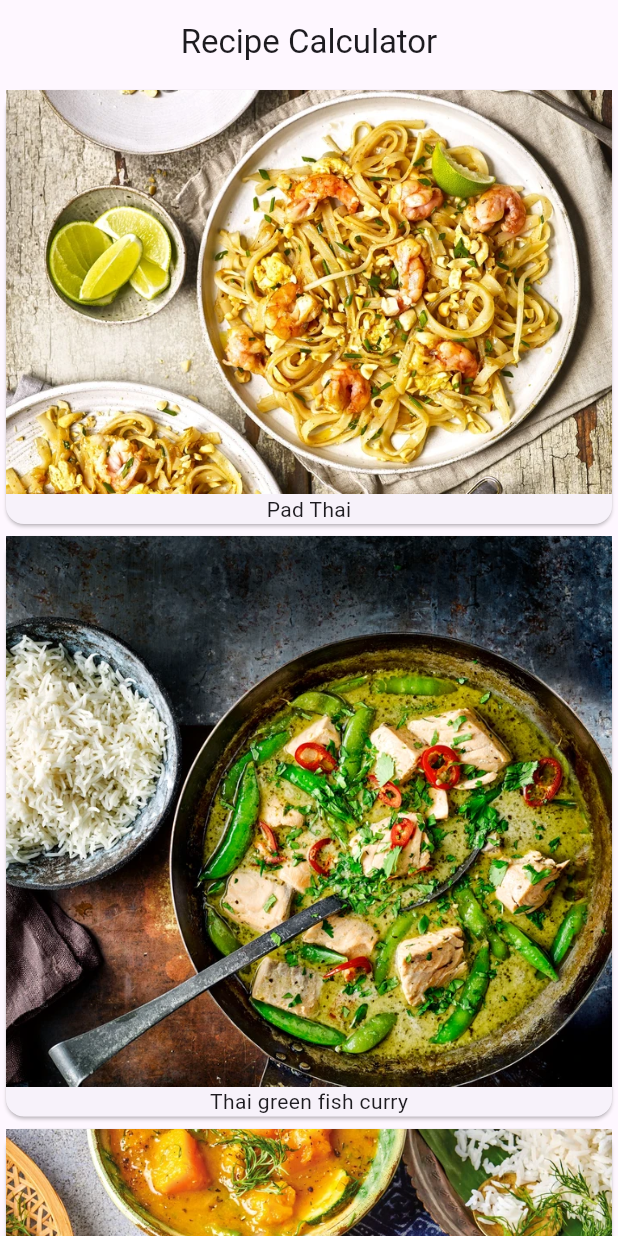
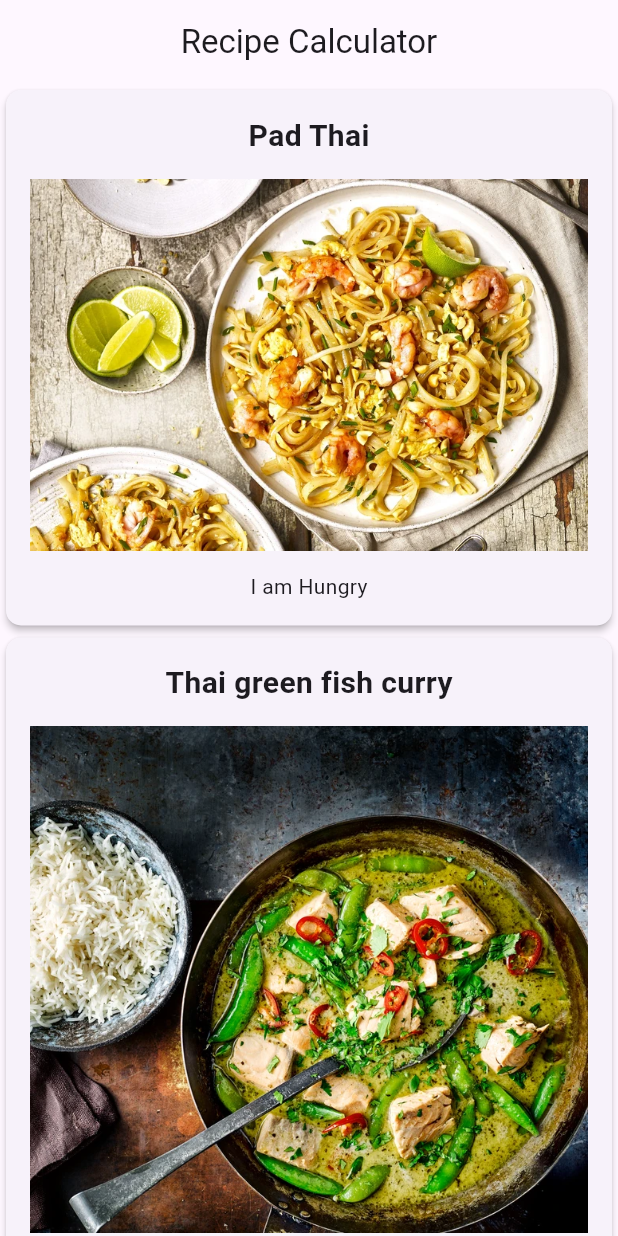
Before and after one commit to iamchot/recipes, a Flutter app: the screen it shows after launch, on a phone screen of 412 x 824 dp. Run offline on Flutter 3.47's test engine with Material 3 defaults, Android fonts, the phone set to English and light mode, and no system bars; Roboto replaces fonts that are missing (Palatino).

Commit message:
Update ListView

```diff
--- a/lib/Model/recipe.dart
+++ b/lib/Model/recipe.dart
@@ -1,12 +1,12 @@
 class Recipe {
   final String imgUrl; // URL/path for the image asset
   final String imgLabel; // Label for the image
-
-  Recipe(this.imgUrl, this.imgLabel);
+  final String description; // Description of the recipe
+  Recipe(this.imgUrl, this.imgLabel , [this.description = 'Delicious recipe']);
 
   static List<Recipe> samples = [
-    Recipe('assets/images/Pad Thai.webp', 'Pad Thai'),
-    Recipe('assets/images/Thai green fish curry.webp', 'Thai green fish curry'),
-    Recipe('assets/images/Thai pumpkin curry.webp', 'Thai pumpkin curry'),
+    Recipe('assets/images/Pad Thai.webp', 'Pad Thai', 'A classic Thai noodle dish with a perfect balance of sweet, sour, and savory flavors.'),
+    Recipe('assets/images/Thai green fish curry.webp', 'Thai green fish curry', 'A spicy and aromatic curry made with fresh green chilies, coconut milk, and tender fish pieces.'),
+    Recipe('assets/images/Thai pumpkin curry.webp', 'Thai pumpkin curry', 'A creamy and mildly spiced curry featuring pumpkin, coconut milk, and traditional Thai herbs.'),
   ];
 }
--- a/lib/main.dart
+++ b/lib/main.dart
@@ -1,4 +1,5 @@
 import 'package:flutter/material.dart';
+import 'package:receipes/recipe_detail.dart';
 import 'Model/recipe.dart';
 
 void main() {
@@ -47,12 +48,24 @@ class _MyHomePageState extends State<MyHomePage> {
   Widget build(BuildContext context) {
     return Scaffold(
       appBar: AppBar(title: Text(widget.title)),
-      body: SafeArea(child: Container(
+      body: SafeArea(
+          child: Container(
         child: ListView.builder(
           itemBuilder: (BuildContext context, int index) {
-              return buildRecipeCard(Recipe.samples[index]);
+            return GestureDetector(
+              onTap: () {
+                print('You tapped on ${Recipe.samples[index].imgLabel}');
+                Navigator.push(
+                  context,
+                  MaterialPageRoute(builder: (context) {
+                    return RecipeDetail(recipe: Recipe.samples[index],);
+                  }),
+                );
+              },
+              child: buildRecipeCard(Recipe.samples[index]),
+            );
           },
-          itemCount: Recipe.samples.length
+          itemCount: Recipe.samples.length,
         ),
       )),
     );
@@ -60,13 +73,29 @@ class _MyHomePageState extends State<MyHomePage> {
 
   Widget buildRecipeCard(Recipe recipe) {
     return Card(
-      child: Column(
-        children: <Widget>[
-          Image(image: AssetImage(recipe.imgUrl)),
-          Text(recipe.imgLabel),
-        ],
+      elevation: 2.0,
+      shape: RoundedRectangleBorder(
+        borderRadius: BorderRadius.circular(10.0),
+      ),
+      child: Padding(
+        padding: const EdgeInsets.all(16.0),
+        child: Column(
+          children: <Widget>[
+            Text(
+              recipe.imgLabel,
+              style: const TextStyle(
+                fontSize: 20,
+                fontWeight: FontWeight.bold,
+                fontFamily: 'Palatino',
+              ),
+            ),
+            const SizedBox(height: 14.0),
+            Image(image: AssetImage(recipe.imgUrl)),
+            const SizedBox(height: 14.0),
+            Text('I am Hungry')
+          ],
+        ),
       ),
     );
-
   }
 }
```
Also changed, not shown: lib/recipe_detail.dart (added, +35 -0 lines).
